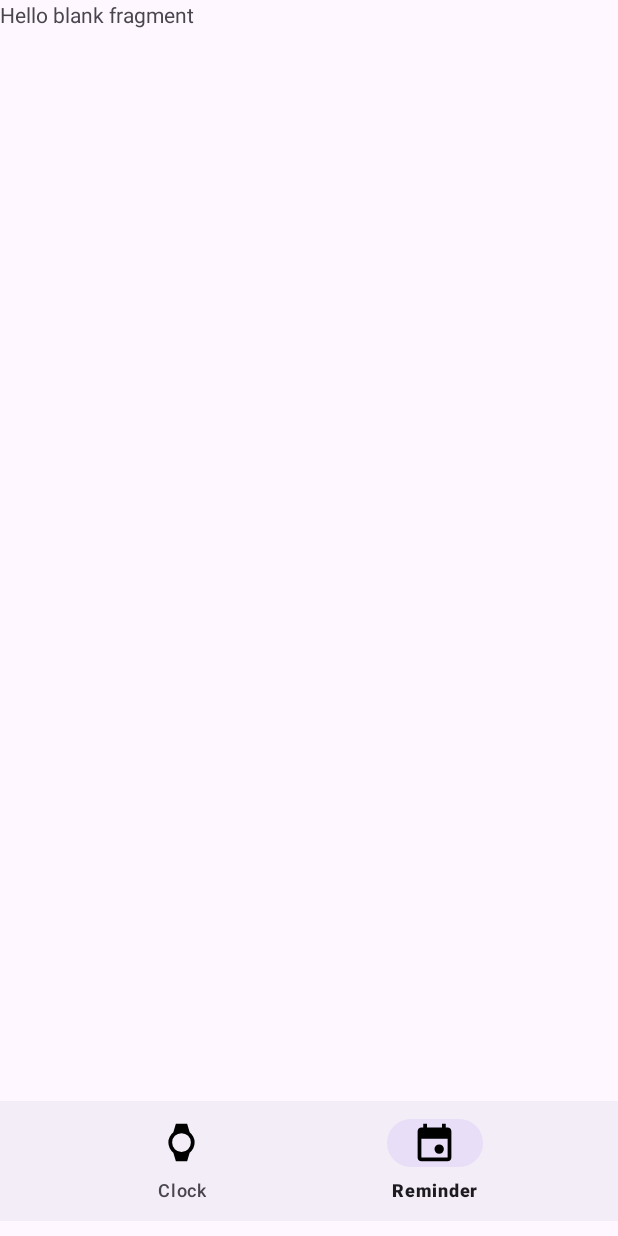
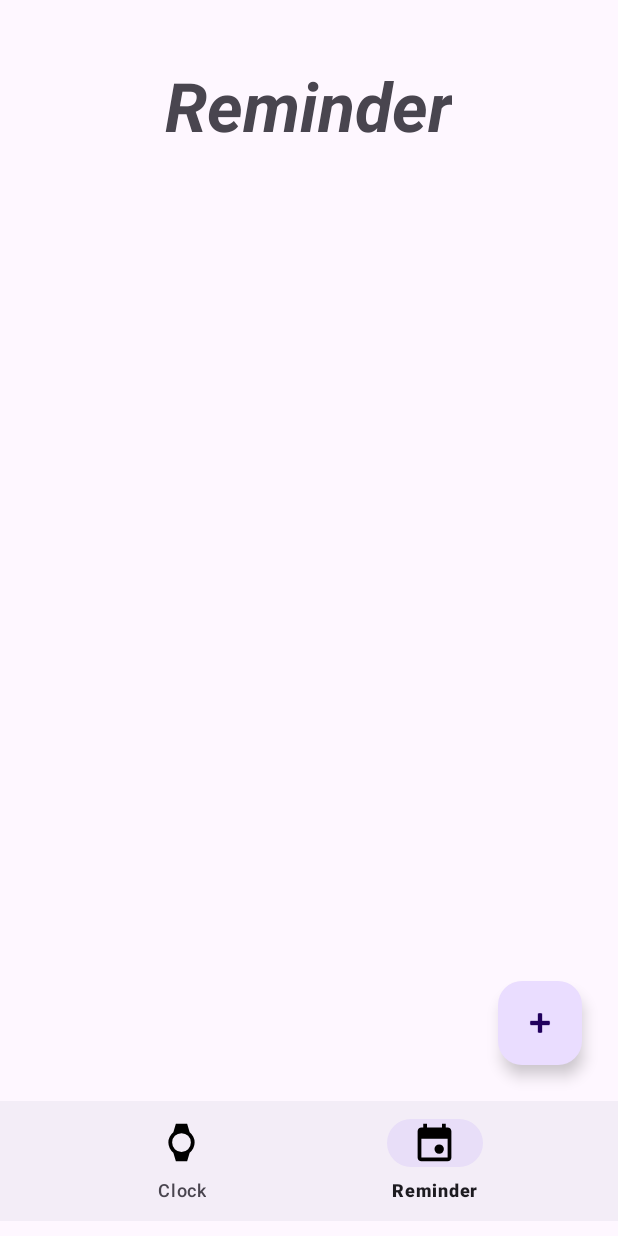
Before and after one commit to sasanklakimsetti/Reminder-Pro, an Android app: the screen it shows after launch (MainActivity), item 2 of the bottom bar chosen, on a phone screen of 412 x 824 dp. Run offline under Robolectric (Android 15) with nearby library versions, the phone set to English and light mode, and no system bars.

Commit message:
added necessary directories and files

```diff
--- /dev/null
+++ b/app/src/main/java/com/sasank/reminderpro/models/Reminder.kt
@@ -0,0 +1,4 @@
+package com.sasank.reminderpro.models
+
+class Reminder {
+}
--- /dev/null
+++ b/app/src/main/java/com/sasank/reminderpro/utils/AlarmUtils.kt
@@ -0,0 +1,4 @@
+package com.sasank.reminderpro.utils
+
+class AlarmUtils {
+}
--- /dev/null
+++ b/app/src/main/java/com/sasank/reminderpro/utils/PreferenceHelper.kt
@@ -0,0 +1,4 @@
+package com.sasank.reminderpro.utils
+
+class PreferenceHelper {
+}
--- /dev/null
+++ b/app/src/main/res/layout/activity_reminder_edit.xml
@@ -0,0 +1,6 @@
+<?xml version="1.0" encoding="utf-8"?>
+<androidx.constraintlayout.widget.ConstraintLayout xmlns:android="http://schemas.android.com/apk/res/android"
+    android:layout_width="match_parent"
+    android:layout_height="match_parent">
+
+</androidx.constraintlayout.widget.ConstraintLayout>
--- a/app/src/main/res/layout/fragment_reminder.xml
+++ b/app/src/main/res/layout/fragment_reminder.xml
@@ -1,14 +1,35 @@
 <?xml version="1.0" encoding="utf-8"?>
-<FrameLayout xmlns:android="http://schemas.android.com/apk/res/android"
+<RelativeLayout xmlns:android="http://schemas.android.com/apk/res/android"
     xmlns:tools="http://schemas.android.com/tools"
     android:layout_width="match_parent"
     android:layout_height="match_parent"
     tools:context=".ReminderFragment">
 
-    <!-- TODO: Update blank fragment layout -->
     <TextView
+        android:id="@+id/reminderTitle"
+        android:layout_width="wrap_content"
+        android:layout_height="wrap_content"
+        android:text="Reminder"
+        android:layout_marginTop="40dp"
+        android:layout_centerHorizontal="true"
+        android:textSize="45sp"
+        android:textStyle="italic|bold" />
+
+    <androidx.recyclerview.widget.RecyclerView
+        android:id="@+id/timeZoneRecyclerView"
         android:layout_width="match_parent"
-        android:layout_height="match_parent"
-        android:text="@string/hello_blank_fragment" />
+        android:layout_height="0dp"
+        android:layout_above="@+id/addReminderBtn"
+        android:layout_marginTop="12dp"/>
 
-</FrameLayout>
+    <com.google.android.material.floatingactionbutton.FloatingActionButton
+        android:id="@+id/addReminderBtn"
+        android:layout_width="wrap_content"
+        android:layout_height="wrap_content"
+        android:layout_alignParentEnd="true"
+        android:layout_alignParentBottom="true"
+        android:layout_margin="24dp"
+        android:contentDescription="Add Reminder"
+        android:src="@android:drawable/ic_input_add" />
+
+</RelativeLayout>
--- /dev/null
+++ b/app/src/main/res/layout/item_reminder.xml
@@ -0,0 +1,6 @@
+<?xml version="1.0" encoding="utf-8"?>
+<androidx.constraintlayout.widget.ConstraintLayout xmlns:android="http://schemas.android.com/apk/res/android"
+    android:layout_width="match_parent"
+    android:layout_height="match_parent">
+
+</androidx.constraintlayout.widget.ConstraintLayout>
--- /dev/null
+++ b/app/src/main/res/values/styles.xml
@@ -0,0 +1,2 @@
+<?xml version="1.0" encoding="utf-8"?>
+<resources></resources>
```
